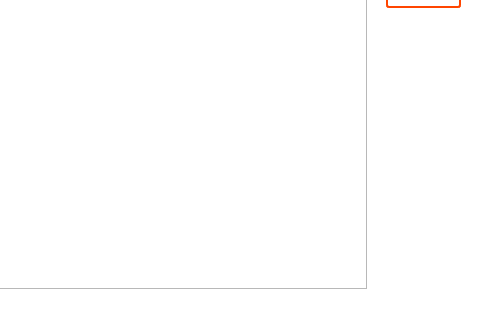
This is MainWindow.ui in xmudbexp2021/SalesManager as Qt 5 draws it before an edit; both pictures show x 374 to 854 and y 274 to 594 of the 854 by 594 pixel window. The edited form follows.
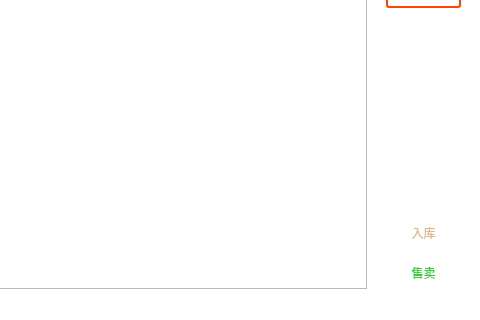
This is the edited form. The open tabs and pages were chosen to show the change.

Commit message: add: sellinfo page / add: stock function

Diff of the .ui file:
```diff
--- a/MainWindow.ui
+++ b/MainWindow.ui
@@ -302,6 +302,58 @@
        <string>取消过滤</string>
       </property>
      </widget>
+     <widget class="QPushButton" name="stockButton">
+      <property name="geometry">
+       <rect>
+        <x>750</x>
+        <y>450</y>
+        <width>75</width>
+        <height>30</height>
+       </rect>
+      </property>
+      <property name="styleSheet">
+       <string notr="true">#stockButton {
+	background: #fff;
+	border: 2px solid 	#DEB887;
+	color:	#DEB887;
+	border-radius: 3px;
+}
+
+#stockButton:hover {
+	background:#DEB887;
+	color: #fff;
+}</string>
+      </property>
+      <property name="text">
+       <string>入库</string>
+      </property>
+     </widget>
+     <widget class="QPushButton" name="sellButton">
+      <property name="geometry">
+       <rect>
+        <x>750</x>
+        <y>490</y>
+        <width>75</width>
+        <height>30</height>
+       </rect>
+      </property>
+      <property name="styleSheet">
+       <string notr="true">#sellButton {
+	background: #fff;
+	border: 2px solid 	#32CD32;
+	color:	#32CD32;
+	border-radius: 3px;
+}
+
+#sellButton:hover {
+	background:#32CD32;
+	color: #fff;
+}</string>
+      </property>
+      <property name="text">
+       <string>售卖</string>
+      </property>
+     </widget>
     </widget>
     <widget class="QWidget" name="categories">
      <attribute name="title">
```
Left out of the diff: 4 changed lines with no effect on the pictures. The commit also changes 6 other files.
